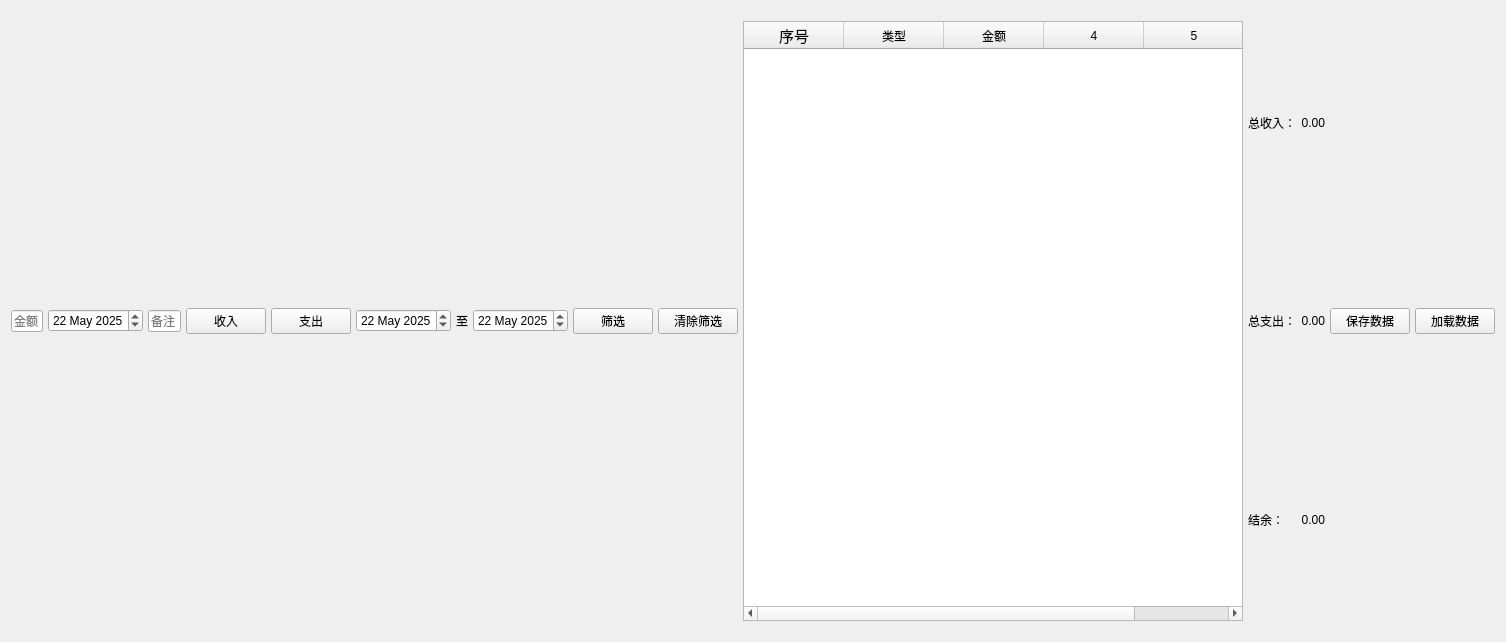
Before: the Qt Designer form widget.ui in chenxi0628/personal-ledger, drawn with Qt 5.
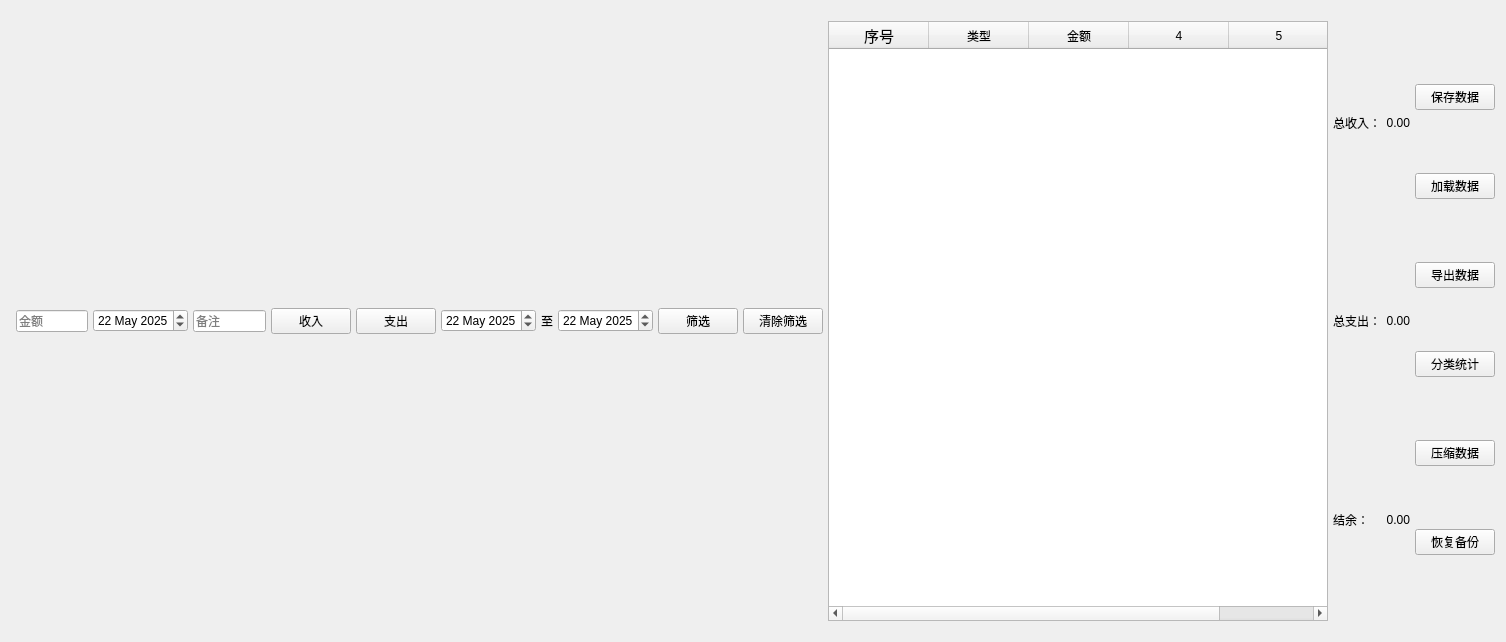
After: the same form once the commit is applied.

Commit message: 相关功能的完善

What changed in the file:
```diff
--- a/widget.ui
+++ b/widget.ui
@@ -253,7 +253,7 @@
         </layout>
        </item>
        <item>
-        <layout class="QHBoxLayout" name="horizontalLayout_6">
+        <layout class="QVBoxLayout" name="verticalLayout_2">
          <property name="spacing">
           <number>5</number>
          </property>
@@ -277,6 +277,34 @@
            </property>
           </widget>
          </item>
+         <item>
+          <widget class="QPushButton" name="exportButton">
+           <property name="text">
+            <string>导出数据</string>
+           </property>
+          </widget>
+         </item>
+         <item>
+          <widget class="QPushButton" name="categoryStatsButton">
+           <property name="text">
+            <string>分类统计</string>
+           </property>
+          </widget>
+         </item>
+         <item>
+          <widget class="QPushButton" name="compressButton">
+           <property name="text">
+            <string>压缩数据</string>
+           </property>
+          </widget>
+         </item>
+         <item>
+          <widget class="QPushButton" name="restoreButton">
+           <property name="text">
+            <string>恢复备份</string>
+           </property>
+          </widget>
+         </item>
         </layout>
        </item>
       </layout>
```
The commit also changes 2 other files.
